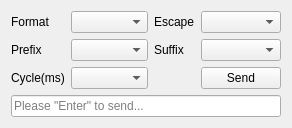
The window that src/x/flow/nodeeditor/nodes/inputoutput/userinputui.ui (x-tools-author/x-tools) describes before a commit, drawn with Qt 5.
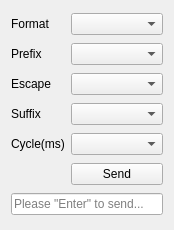
The same window after the commit.

Diff of the .ui file:
```diff
--- a/src/x/flow/nodeeditor/nodes/inputoutput/userinputui.ui
+++ b/src/x/flow/nodeeditor/nodes/inputoutput/userinputui.ui
@@ -6,37 +6,14 @@
    <rect>
     <x>0</x>
     <y>0</y>
-    <width>292</width>
-    <height>128</height>
+    <width>174</width>
+    <height>230</height>
    </rect>
   </property>
   <property name="windowTitle">
    <string notr="true">Form</string>
   </property>
   <layout class="QGridLayout" name="gridLayout">
-   <item row="1" column="0">
-    <widget class="QLabel" name="label">
-     <property name="sizePolicy">
-      <sizepolicy hsizetype="Fixed" vsizetype="Preferred">
-       <horstretch>0</horstretch>
-       <verstretch>0</verstretch>
-      </sizepolicy>
-     </property>
-     <property name="text">
-      <string>Prefix</string>
-     </property>
-    </widget>
-   </item>
-   <item row="0" column="1">
-    <widget class="QComboBox" name="comboBoxFormat"/>
-   </item>
-   <item row="2" column="3">
-    <widget class="QPushButton" name="pushButtonSend">
-     <property name="text">
-      <string>Send</string>
-     </property>
-    </widget>
-   </item>
    <item row="0" column="0">
     <widget class="QLabel" name="label_2">
      <property name="sizePolicy">
@@ -50,8 +27,11 @@
      </property>
     </widget>
    </item>
-   <item row="1" column="2">
-    <widget class="QLabel" name="label_3">
+   <item row="0" column="1">
+    <widget class="QComboBox" name="comboBoxFormat"/>
+   </item>
+   <item row="1" column="0">
+    <widget class="QLabel" name="label">
      <property name="sizePolicy">
       <sizepolicy hsizetype="Fixed" vsizetype="Preferred">
        <horstretch>0</horstretch>
@@ -59,24 +39,14 @@
       </sizepolicy>
      </property>
      <property name="text">
-      <string>Suffix</string>
+      <string>Prefix</string>
      </property>
     </widget>
    </item>
-   <item row="1" column="3">
-    <widget class="QComboBox" name="comboBoxSuffix"/>
-   </item>
    <item row="1" column="1">
     <widget class="QComboBox" name="comboBoxPrefix"/>
    </item>
-   <item row="3" column="0" colspan="4">
-    <widget class="QLineEdit" name="lineEditInput">
-     <property name="placeholderText">
-      <string>Please &quot;Enter&quot; to send...</string>
-     </property>
-    </widget>
-   </item>
-   <item row="0" column="2">
+   <item row="2" column="0">
     <widget class="QLabel" name="label_4">
      <property name="sizePolicy">
       <sizepolicy hsizetype="Fixed" vsizetype="Preferred">
@@ -89,7 +59,26 @@
      </property>
     </widget>
    </item>
-   <item row="2" column="0">
+   <item row="2" column="1">
+    <widget class="QComboBox" name="comboBoxEscape"/>
+   </item>
+   <item row="3" column="0">
+    <widget class="QLabel" name="label_3">
+     <property name="sizePolicy">
+      <sizepolicy hsizetype="Fixed" vsizetype="Preferred">
+       <horstretch>0</horstretch>
+       <verstretch>0</verstretch>
+      </sizepolicy>
+     </property>
+     <property name="text">
+      <string>Suffix</string>
+     </property>
+    </widget>
+   </item>
+   <item row="3" column="1">
+    <widget class="QComboBox" name="comboBoxSuffix"/>
+   </item>
+   <item row="4" column="0">
     <widget class="QLabel" name="label_5">
      <property name="sizePolicy">
       <sizepolicy hsizetype="Fixed" vsizetype="Preferred">
@@ -102,11 +91,22 @@
      </property>
     </widget>
    </item>
-   <item row="2" column="1">
+   <item row="4" column="1">
     <widget class="QComboBox" name="comboBoxTiming"/>
    </item>
-   <item row="0" column="3">
-    <widget class="QComboBox" name="comboBoxEscape"/>
+   <item row="5" column="1">
+    <widget class="QPushButton" name="pushButtonSend">
+     <property name="text">
+      <string>Send</string>
+     </property>
+    </widget>
+   </item>
+   <item row="6" column="0" colspan="2">
+    <widget class="QLineEdit" name="lineEditInput">
+     <property name="placeholderText">
+      <string>Please &quot;Enter&quot; to send...</string>
+     </property>
+    </widget>
    </item>
   </layout>
  </widget>
```
